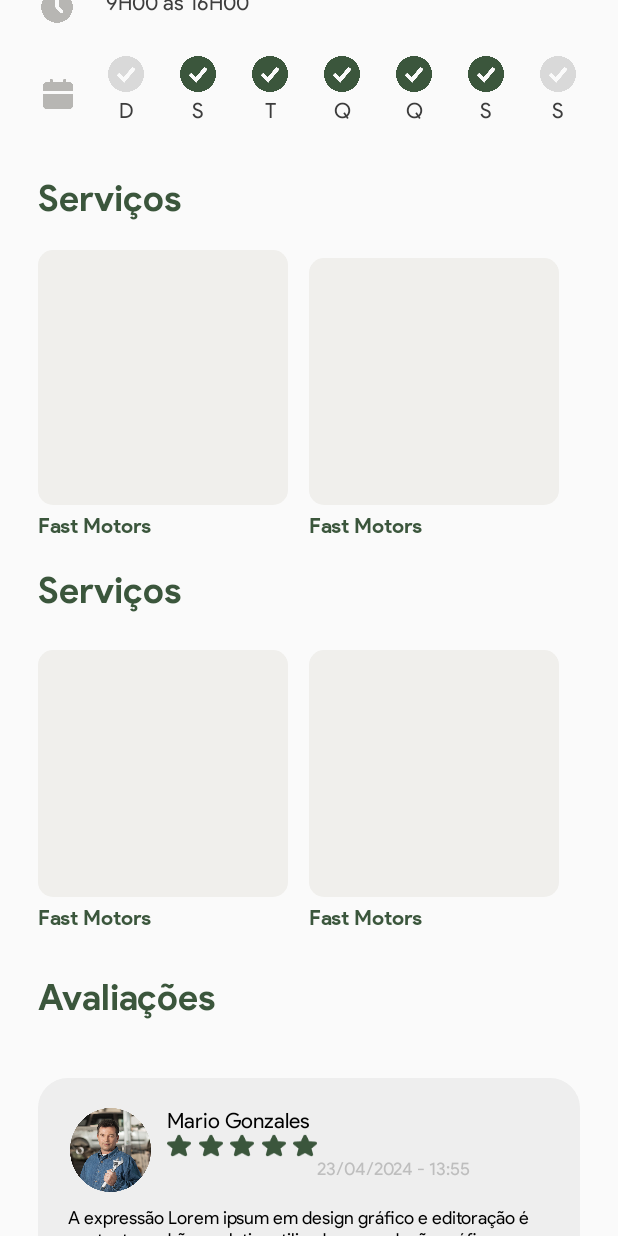
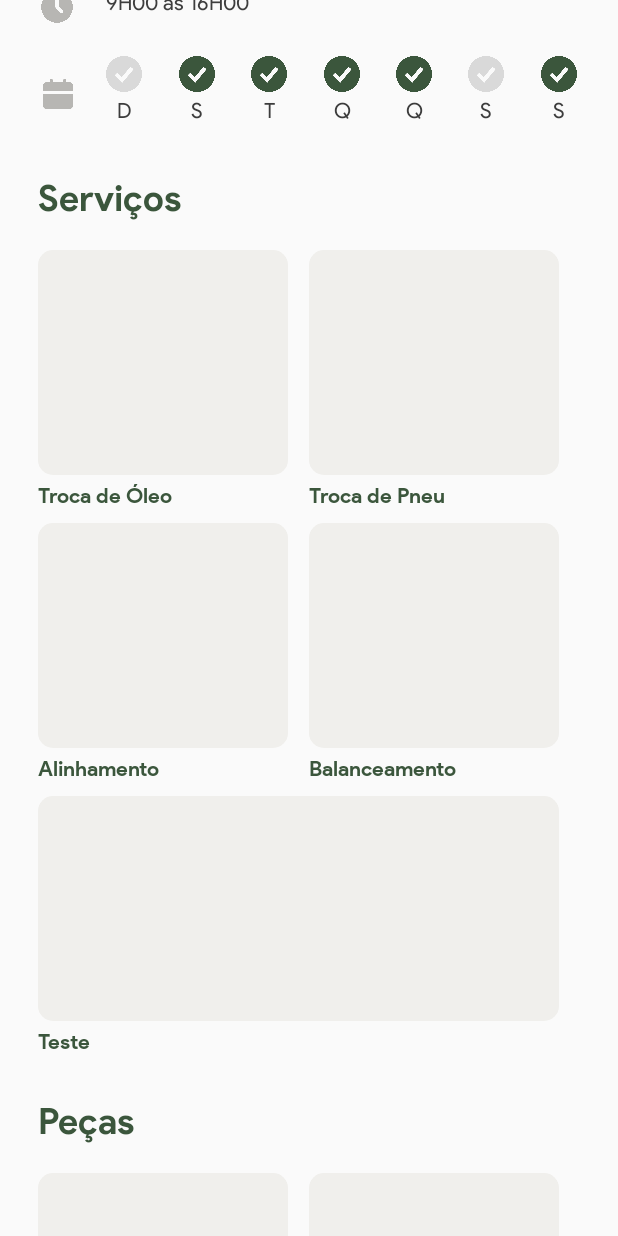
Before and after one commit to auto-motion-io/Buscar-App, an Android app built with Jetpack Compose: the @Preview function GreetingPreview, scrolled down 576 dp, on a phone screen of 412 x 824 dp. Run offline under Robolectric (Android 15) with nearby library versions, the phone set to English and light mode, and no system bars.

Commit message:
Criando componentes de listagem

```diff
--- a/app/src/main/java/com/example/futurobuscartelas/TelaOficina.kt
+++ b/app/src/main/java/com/example/futurobuscartelas/TelaOficina.kt
@@ -386,198 +386,10 @@ fun OficinaScreen(name: String, modifier: Modifier = Modifier) {
                         Modifier.size(20.dp)
                     )
                 }
-                Row(
-                    Modifier
-                        .fillMaxWidth()
-                        .height(60.dp),
-                    horizontalArrangement = Arrangement.SpaceAround
-                ) {
-                    Column(
-                        Modifier.padding(start = 20.dp),
-                        horizontalAlignment = Alignment.CenterHorizontally
-                    ) {
-                        Image(
-                            painterResource(id = R.mipmap.icon_check_semcor),
-                            contentDescription = "Icone de Check sem cor",
-                            Modifier.size(24.dp)
-                        )
-                        Text(
-                            text = "D",
-                            Modifier
-                                .padding(4.dp),
-                            color = Color(60, 60, 60),
-                            fontSize = 14.sp,
-                            fontFamily = PRODUCT_SANS_FAMILY
-                        )
-                    }
-                    Column(
-                        Modifier.padding(start = 18.dp),
-                        horizontalAlignment = Alignment.CenterHorizontally
-                    ) {
-                        Image(
-                            painterResource(id = R.mipmap.icon_check),
-                            contentDescription = "Icone de Check",
-                            Modifier.size(24.dp)
-                        )
-                        Text(
-                            text = "S",
-                            Modifier
-                                .padding(4.dp),
-                            color = Color(60, 60, 60),
-                            fontSize = 14.sp,
-                            fontFamily = PRODUCT_SANS_FAMILY
-                        )
-                    }
-                    Column(
-                        Modifier.padding(start = 18.dp),
-                        horizontalAlignment = Alignment.CenterHorizontally
-                    ) {
-                        Image(
-                            painterResource(id = R.mipmap.icon_check),
-                            contentDescription = "Icone de Check",
-                            Modifier.size(24.dp)
-                        )
-                        Text(
-                            text = "T", Modifier
-                                .padding(4.dp),
-                            color = Color(60, 60, 60),
-                            fontSize = 14.sp,
-                            fontFamily = PRODUCT_SANS_FAMILY
-                        )
-                    }
-                    Column(
-                        Modifier.padding(start = 18.dp),
-                        horizontalAlignment = Alignment.CenterHorizontally
-                    ) {
-                        Image(
-                            painterResource(id = R.mipmap.icon_check),
-                            contentDescription = "Icone de Check",
-                            Modifier.size(24.dp)
-                        )
-                        Text(
-                            text = "Q", Modifier
-                                .padding(4.dp),
-                            color = Color(60, 60, 60),
-                            fontSize = 14.sp,
-                            fontFamily = PRODUCT_SANS_FAMILY
-                        )
-                    }
-                    Column(
-                        Modifier.padding(start = 18.dp),
-                        horizontalAlignment = Alignment.CenterHorizontally
-                    ) {
-                        Image(
-                            painterResource(id = R.mipmap.icon_check),
-                            contentDescription = "Icone de Check",
-                            Modifier.size(24.dp)
-                        )
-                        Text(
-                            text = "Q", Modifier
-                                .padding(4.dp),
-                            color = Color(60, 60, 60),
-                            fontSize = 14.sp,
-                            fontFamily = PRODUCT_SANS_FAMILY
-                        )
-                    }
-                    Column(
-                        Modifier.padding(start = 18.dp),
-                        horizontalAlignment = Alignment.CenterHorizontally
-                    ) {
-                        Image(
-                            painterResource(id = R.mipmap.icon_check),
-                            contentDescription = "Icone de Check",
-                            Modifier.size(24.dp)
-                        )
-                        Text(
-                            text = "S", Modifier
-                                .padding(4.dp),
-                            color = Color(60, 60, 60),
-                            fontSize = 14.sp,
-                            fontFamily = PRODUCT_SANS_FAMILY
-                        )
-                    }
-                    Column(
-                        Modifier.padding(start = 18.dp),
-                        horizontalAlignment = Alignment.CenterHorizontally
-                    ) {
-                        Image(
-                            painterResource(id = R.mipmap.icon_check_semcor),
-                            contentDescription = "Icone de Check sem cor",
-                            Modifier.size(24.dp)
-                        )
-                        Text(
-                            text = "S", Modifier
-                                .padding(4.dp),
-                            color = Color(60, 60, 60),
-                            fontSize = 14.sp,
-                            fontFamily = PRODUCT_SANS_FAMILY
-                        )
-                    }
-                }
+                checkSemana(listOf(false, true, true, true, true, false, true))
             }
 
             //--------------
-            Column(
-                Modifier.padding(top = 20.dp)
-            ) {
-                Row {
-                    Text(
-                        text = "Serviços",
-                        fontSize = 24.sp,
-                        fontWeight = FontWeight.Bold,
-                        color = Color(59, 86, 60),
-                        fontFamily = PRODUCT_SANS_FAMILY
-                    )
-                }
-                Row(
-                    Modifier
-                        .fillMaxWidth()
-                        .padding(top = 20.dp),
-                    horizontalArrangement = Arrangement.SpaceBetween
-                ) {
-                    Column(
-                        Modifier
-                            .weight(0.4f)
-                            .padding(end = 14.dp)
-                    ) {
-                        Row(
-                            Modifier
-                                .fillMaxWidth()
-                                .height(170.dp)
-                                .clip(RoundedCornerShape(10.dp))
-                                .background(color = Color(240, 239, 236))
-                        ) {}
-                        Text(
-                            text = "Fast Motors",
-                            color = Color(59, 86, 60),
-                            fontWeight = FontWeight.Bold,
-                            modifier = Modifier.padding(top = 5.dp),
-                            fontFamily = PRODUCT_SANS_FAMILY
-                        )
-                    }
-                    Column(
-                        Modifier
-                            .weight(0.4f)
-                            .padding(end = 14.dp)
-                    ) {
-                        Row(
-                            Modifier
-                                .fillMaxWidth()
-                                .height(170.dp)
-                                .padding(top = 5.dp)
-                                .clip(RoundedCornerShape(10.dp))
-                                .background(color = Color(240, 239, 236))
-                        ) {}
-                        Text(
-                            text = "Fast Motors",
-                            color = Color(59, 86, 60),
-                            fontWeight = FontWeight.Bold,
-                            modifier = Modifier.padding(top = 5.dp),
-                            fontFamily = PRODUCT_SANS_FAMILY
-                        )
-                    }
-                }
-            }
             Column(
                 Modifier.padding(top = 20.dp)
             ) {
@@ -596,48 +408,28 @@ fun OficinaScreen(name: String, modifier: Modifier = Modifier) {
                         .padding(top = 20.dp),
                     horizontalArrangement = Arrangement.SpaceBetween
                 ) {
+                    listarServicos(Modifier.weight(0.4f))
+                }
+            }
             Column(
-                        Modifier
-                            .weight(0.4f)
-                            .padding(end = 14.dp)
+                Modifier.padding(top = 20.dp)
             ) {
+                Row {
+                    Text(
+                        text = stringResource(R.string.label_pecas),
+                        fontSize = 24.sp,
+                        fontWeight = FontWeight.Bold,
+                        color = Color(59, 86, 60),
+                        fontFamily = PRODUCT_SANS_FAMILY
+                    )
+                }
                 Row(
                     Modifier
                         .fillMaxWidth()
-                                .height(170.dp)
-                                .padding(top = 5.dp)
-                                .clip(RoundedCornerShape(10.dp))
-                                .background(color = Color(240, 239, 236))
-                        ) {}
-                        Text(
-                            text = "Fast Motors",
-                            color = Color(59, 86, 60),
-                            fontWeight = FontWeight.Bold,
-                            modifier = Modifier.padding(top = 5.dp),
-                            fontFamily = PRODUCT_SANS_FAMILY
-                        )
-                    }
-                    Column(
-                        Modifier
-                            .weight(0.4f)
-                            .padding(end = 14.dp)
+                        .padding(top = 20.dp),
+                    horizontalArrangement = Arrangement.SpaceBetween
                 ) {
-                        Row(
-                            Modifier
-                                .fillMaxWidth()
-                                .height(170.dp)
-                                .padding(top = 5.dp)
-                                .clip(RoundedCornerShape(10.dp))
-                                .background(color = Color(240, 239, 236))
-                        ) {}
-                        Text(
-                            text = "Fast Motors",
-                            color = Color(59, 86, 60),
-                            fontWeight = FontWeight.Bold,
-                            modifier = Modifier.padding(top = 5.dp),
-                            fontFamily = PRODUCT_SANS_FAMILY
-                        )
-                    }
+                    listarPecas(Modifier.weight(0.4f))
                 }
             }
 
--- a/app/src/main/java/com/example/futurobuscartelas/ui/theme/Components.kt
+++ b/app/src/main/java/com/example/futurobuscartelas/ui/theme/Components.kt
@@ -3,6 +3,7 @@ package com.example.futurobuscartelas.ui.theme
 import androidx.compose.foundation.Image
 import androidx.compose.foundation.background
 import androidx.compose.foundation.layout.Arrangement
+import androidx.compose.foundation.layout.Box
 import androidx.compose.foundation.layout.Column
 import androidx.compose.foundation.layout.Row
 import androidx.compose.foundation.layout.fillMaxWidth
@@ -18,9 +19,11 @@ import androidx.compose.ui.Modifier
 import androidx.compose.ui.draw.clip
 import androidx.compose.ui.graphics.Color
 import androidx.compose.ui.res.painterResource
+import androidx.compose.ui.text.font.FontWeight
 import androidx.compose.ui.unit.dp
 import androidx.compose.ui.unit.sp
 import com.example.futurobuscartelas.R
+import kotlin.math.ceil
 
 @Composable
 fun addAvaliacao(usuario: String, estrelas: Int, mensagem: String) {
@@ -110,3 +113,134 @@ fun addAvaliacao(usuario: String, estrelas: Int, mensagem: String) {
         }
     }
 }
+
+@Composable
+fun checkSemana(listaDias: List<Boolean>){
+    val diasSemana = listOf("D", "S", "T", "Q", "Q", "S", "S");
+
+    Row(
+        Modifier
+            .fillMaxWidth()
+            .height(60.dp),
+        horizontalArrangement = Arrangement.SpaceAround
+    ) {
+        for(i in diasSemana.indices){
+            Column(
+                Modifier.padding(start = 20.dp),
+                horizontalAlignment = Alignment.CenterHorizontally
+            ) {
+                if(listaDias[i]){
+                    checkOn()
+                } else{
+                    checkOff()
+                }
+                Text(
+                    text = diasSemana[i],
+                    Modifier
+                        .padding(4.dp),
+                    color = Color(60, 60, 60),
+                    fontSize = 14.sp,
+                    fontFamily = PRODUCT_SANS_FAMILY
+                )
+            }
+        }
+    }
+}
+
+@Composable
+fun checkOn(){
+    Image(
+        painterResource(id = R.mipmap.icon_check),
+        contentDescription = "Icone de Check",
+        Modifier.size(24.dp)
+    )
+}
+
+@Composable
+fun checkOff(){
+    Image(
+        painterResource(id = R.mipmap.icon_check_semcor),
+        contentDescription = "Icone de Check sem cor",
+        Modifier.size(24.dp)
+    )
+}
+
+@Composable
+fun listarServicos(modifier: Modifier) {
+    val listaServicos = listOf("Troca de Óleo", "Troca de Pneu", "Alinhamento", "Balanceamento", "Teste")
+
+    // Agrupa os serviços em pares
+    val groupedServicos = listaServicos.chunked(2)
+
+    Column(modifier = modifier) {
+        for (grupo in groupedServicos) {
+            Row(
+                modifier = Modifier.fillMaxWidth(),
+                horizontalArrangement = Arrangement.SpaceBetween
+            ) {
+                for (servico in grupo) {
+                    Column(
+                        modifier = Modifier
+                            .weight(1f)
+                            .padding(end = 14.dp)
+                    ) {
+                        Box(
+                            Modifier
+                                .fillMaxWidth()
+                                .height(150.dp)
+                                .clip(RoundedCornerShape(10.dp))
+                                .background(color = Color(240, 239, 236))
+                        ) {}
+                        Text(
+                            text = servico,
+                            color = Color(59, 86, 60),
+                            fontWeight = FontWeight.Bold,
+                            modifier = Modifier.padding(top = 5.dp, bottom = 10.dp),
+                            fontFamily = PRODUCT_SANS_FAMILY
+                        )
+                    }
+                }
+            }
+        }
+    }
+}
+
+@Composable
+fun listarPecas(modifier: Modifier) {
+    val listaPecas = listOf("Pneu", "Farois", "Bateria", "Freios", "Filtros", "Correias")
+
+    // Agrupa as peças em pares
+    val groupedPecas = listaPecas.chunked(2)
+
+    Column(modifier = modifier) {
+        for (grupo in groupedPecas) {
+            Row(
+                modifier = Modifier.fillMaxWidth(),
+                horizontalArrangement = Arrangement.SpaceBetween
+            ) {
+                for (peca in grupo) {
+                    Column(
+                        modifier = Modifier
+                            .weight(1f)
+                            .padding(end = 14.dp)
+                    ) {
+                        Box(
+                            Modifier
+                                .fillMaxWidth()
+                                .height(150.dp)
+                                .clip(RoundedCornerShape(10.dp))
+                                .background(color = Color(240, 239, 236))
+                        ) {}
+                        Text(
+                            text = peca,
+                            color = Color(59, 86, 60),
+                            fontWeight = FontWeight.Bold,
+                            modifier = Modifier.padding(top = 5.dp),
+                            fontFamily = PRODUCT_SANS_FAMILY
+                        )
+                    }
+                }
+            }
+        }
+    }
+}
--- a/app/src/main/res/values/strings.xml
+++ b/app/src/main/res/values/strings.xml
@@ -7,4 +7,5 @@
     <string name="title_activity_before_sign_up_screen">BeforeSignUpScreen</string>
     <string name="label_servicos">Serviços</string>
     <string name="label_avaliacoes">Avaliações\n</string>
+    <string name="label_pecas">Peças</string>
 </resources>
```
Lines whose indentation alone changed are shown as unchanged.
